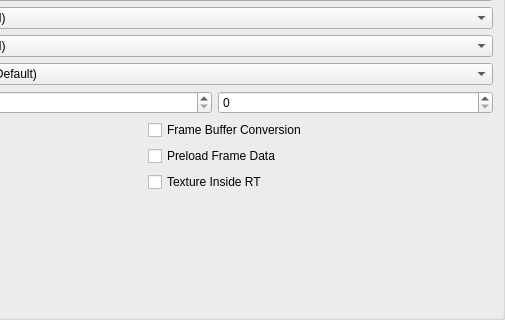
Before: the Qt Designer form pcsx2-qt/Settings/GraphicsSettingsWidget.ui in PCSX2/pcsx2, drawn with Qt 5; both pictures show x 215 to 720 and y 159 to 479 of the 720 by 479 pixel window.
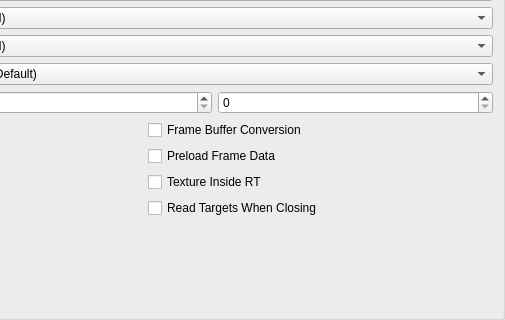
After: the same form once the commit is applied. The open tabs and pages were chosen to show the change.

Commit message:
GS/HW: Make readback-on-close a HW fix
Unfortunately it's too risky to enable by default all the time. So,
we'll make it a hw fix, and hopefully one day can make it default on.

Also makes save states readback the TC as well.

```diff
--- a/pcsx2-qt/Settings/GraphicsSettingsWidget.ui
+++ b/pcsx2-qt/Settings/GraphicsSettingsWidget.ui
@@ -996,6 +996,13 @@
            </property>
           </widget>
          </item>
+         <item row="3" column="1">
+          <widget class="QCheckBox" name="readTCOnClose">
+           <property name="text">
+            <string>Read Targets When Closing</string>
+           </property>
+          </widget>
+         </item>
         </layout>
        </item>
        <item row="2" column="1">
```
Left out of the diff: 42 changed lines with no effect on the pictures. The commit also changes 18 other files.
